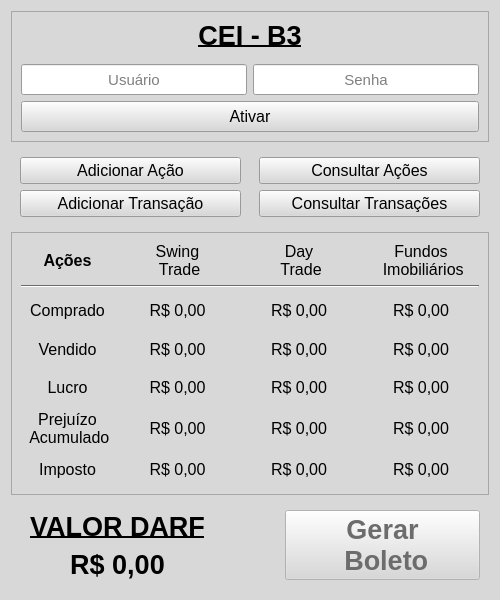
First picture: the form in ui/gui.ui, repository renanleonellocastro/darf_generator, before the edit.
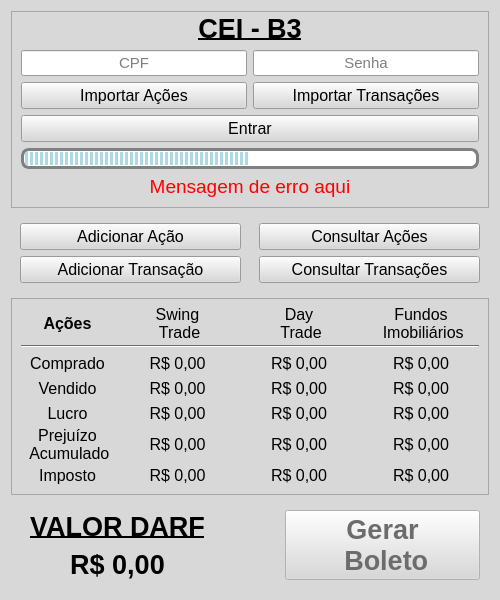
Second picture: the form after the edit.

Commit message: Added cei login to gui

```diff
--- a/ui/gui.ui
+++ b/ui/gui.ui
@@ -488,7 +488,7 @@
      <property name="frameShadow">
       <enum>QFrame::Raised</enum>
      </property>
-     <layout class="QVBoxLayout" name="CeiFrameLayout" stretch="3,2,2">
+     <layout class="QVBoxLayout" name="ceiFrameLayout" stretch="3,2,2,2,2,0">
       <property name="topMargin">
        <number>0</number>
       </property>
@@ -557,7 +557,7 @@
             <set>Qt::AlignCenter</set>
            </property>
            <property name="placeholderText">
-            <string>Usuário</string>
+            <string>CPF</string>
            </property>
           </widget>
          </item>
@@ -595,7 +595,67 @@
        </widget>
       </item>
       <item>
-       <widget class="QPushButton" name="CeiLoginButton">
+       <widget class="QFrame" name="ceiOptionsFrame">
+        <property name="frameShape">
+         <enum>QFrame::NoFrame</enum>
+        </property>
+        <property name="frameShadow">
+         <enum>QFrame::Raised</enum>
+        </property>
+        <layout class="QHBoxLayout" name="ceiOptionsFrameLayout">
+         <property name="leftMargin">
+          <number>0</number>
+         </property>
+         <property name="topMargin">
+          <number>0</number>
+         </property>
+         <property name="rightMargin">
+          <number>0</number>
+         </property>
+         <property name="bottomMargin">
+          <number>0</number>
+         </property>
+         <item>
+          <widget class="QPushButton" name="ceiImportStocksButton">
+           <property name="sizePolicy">
+            <sizepolicy hsizetype="Preferred" vsizetype="Preferred">
+             <horstretch>0</horstretch>
+             <verstretch>0</verstretch>
+            </sizepolicy>
+           </property>
+           <property name="font">
+            <font>
+             <pointsize>12</pointsize>
+            </font>
+           </property>
+           <property name="text">
+            <string>Importar Ações</string>
+           </property>
+          </widget>
+         </item>
+         <item>
+          <widget class="QPushButton" name="ceiImportTransactionsButton">
+           <property name="sizePolicy">
+            <sizepolicy hsizetype="Preferred" vsizetype="Preferred">
+             <horstretch>0</horstretch>
+             <verstretch>0</verstretch>
+            </sizepolicy>
+           </property>
+           <property name="font">
+            <font>
+             <pointsize>12</pointsize>
+            </font>
+           </property>
+           <property name="text">
+            <string>Importar Transações</string>
+           </property>
+          </widget>
+         </item>
+        </layout>
+       </widget>
+      </item>
+      <item>
+       <widget class="QPushButton" name="ceiLoginButton">
         <property name="sizePolicy">
          <sizepolicy hsizetype="Preferred" vsizetype="Preferred">
           <horstretch>0</horstretch>
@@ -608,7 +668,58 @@
          </font>
         </property>
         <property name="text">
-         <string>Ativar</string>
+         <string>Entrar</string>
+        </property>
+       </widget>
+      </item>
+      <item>
+       <widget class="QProgressBar" name="ceiProgressBar">
+        <property name="sizePolicy">
+         <sizepolicy hsizetype="Preferred" vsizetype="Preferred">
+          <horstretch>0</horstretch>
+          <verstretch>0</verstretch>
+         </sizepolicy>
+        </property>
+        <property name="styleSheet">
+         <string notr="true">QProgressBar {
+    border: 3px solid grey;
+    border-radius: 8px;
+    text-align: center;
+}
+
+QProgressBar::chunk {
+    background-color: lightblue;
+    border-radius: 8px;
+    width: 3px;
+    margin: 0.5px;
+}</string>
+        </property>
+        <property name="maximum">
+         <number>0</number>
+        </property>
+        <property name="value">
+         <number>0</number>
+        </property>
+       </widget>
+      </item>
+      <item>
+       <widget class="QLabel" name="ceiErrorMessage">
+        <property name="font">
+         <font>
+          <pointsize>14</pointsize>
+         </font>
+        </property>
+        <property name="styleSheet">
+         <string notr="true">color: red</string>
+        </property>
+        <property name="text">
+         <string>Mensagem de erro aqui</string>
+        </property>
+        <property name="alignment">
+         <set>Qt::AlignCenter</set>
+        </property>
+        <property name="wordWrap">
+         <bool>true</bool>
         </property>
        </widget>
       </item>
```
Left out of the diff: 28 changed lines with no effect on the pictures. The commit also changes 4 other files.
